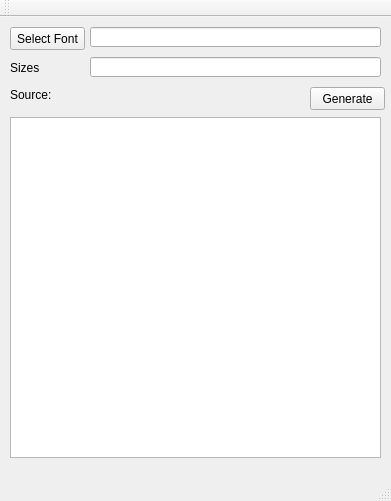
Qt form CcFontConverter/CcFontConverter.ui (AndyD87/CcFontConverter) before a commit.
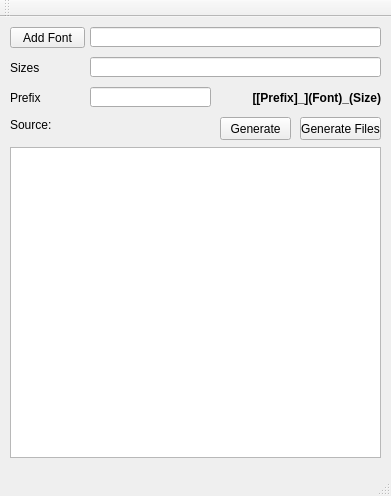
The same form after that commit.

Commit message: Generating Source Files is working. First generated signs are tested on display.

```diff
--- a/CcFontConverter/CcFontConverter.ui
+++ b/CcFontConverter/CcFontConverter.ui
@@ -7,7 +7,7 @@
     <x>0</x>
     <y>0</y>
     <width>391</width>
-    <height>501</height>
+    <height>496</height>
    </rect>
   </property>
   <property name="windowTitle">
@@ -20,11 +20,11 @@
       <x>10</x>
       <y>10</y>
       <width>75</width>
-      <height>23</height>
+      <height>21</height>
      </rect>
     </property>
     <property name="text">
-     <string>Select Font</string>
+     <string>Add Font</string>
     </property>
    </widget>
    <widget class="QLineEdit" name="guiEditFont">
@@ -60,21 +60,11 @@
      </rect>
     </property>
    </widget>
-   <widget class="QTextEdit" name="guiEditSources">
-    <property name="geometry">
-     <rect>
-      <x>10</x>
-      <y>100</y>
-      <width>371</width>
-      <height>341</height>
-     </rect>
-    </property>
-   </widget>
    <widget class="QLabel" name="guiLabelSource">
     <property name="geometry">
      <rect>
       <x>10</x>
-      <y>70</y>
+      <y>100</y>
       <width>81</width>
       <height>16</height>
      </rect>
@@ -86,9 +76,9 @@
    <widget class="QPushButton" name="guiButtonGenerate">
     <property name="geometry">
      <rect>
-      <x>310</x>
-      <y>70</y>
-      <width>75</width>
+      <x>220</x>
+      <y>100</y>
+      <width>71</width>
       <height>23</height>
      </rect>
     </property>
@@ -96,6 +86,74 @@
      <string>Generate</string>
     </property>
    </widget>
+   <widget class="QPlainTextEdit" name="guiEditSources">
+    <property name="geometry">
+     <rect>
+      <x>10</x>
+      <y>130</y>
+      <width>371</width>
+      <height>311</height>
+     </rect>
+    </property>
+   </widget>
+   <widget class="QLineEdit" name="guiEditPrefix">
+    <property name="geometry">
+     <rect>
+      <x>90</x>
+      <y>70</y>
+      <width>121</width>
+      <height>20</height>
+     </rect>
+    </property>
+   </widget>
+   <widget class="QLabel" name="guiLabelPrefix">
+    <property name="geometry">
+     <rect>
+      <x>10</x>
+      <y>70</y>
+      <width>81</width>
+      <height>21</height>
+     </rect>
+    </property>
+    <property name="text">
+     <string>Prefix</string>
+    </property>
+   </widget>
+   <widget class="QLabel" name="guiLabelName">
+    <property name="geometry">
+     <rect>
+      <x>220</x>
+      <y>70</y>
+      <width>161</width>
+      <height>21</height>
+     </rect>
+    </property>
+    <property name="font">
+     <font>
+      <weight>75</weight>
+      <bold>true</bold>
+     </font>
+    </property>
+    <property name="text">
+     <string>[[Prefix]_](Font)_(Size)</string>
+    </property>
+    <property name="alignment">
+     <set>Qt::AlignRight|Qt::AlignTrailing|Qt::AlignVCenter</set>
+    </property>
+   </widget>
+   <widget class="QPushButton" name="guiButtonGenerateFiles">
+    <property name="geometry">
+     <rect>
+      <x>300</x>
+      <y>100</y>
+      <width>81</width>
+      <height>23</height>
+     </rect>
+    </property>
+    <property name="text">
+     <string>Generate Files</string>
+    </property>
+   </widget>
   </widget>
   <widget class="QMenuBar" name="menuBar">
    <property name="geometry">
```
Left out of the diff: 2 changed lines with no effect on the pictures. The commit also changes 5 other files.
